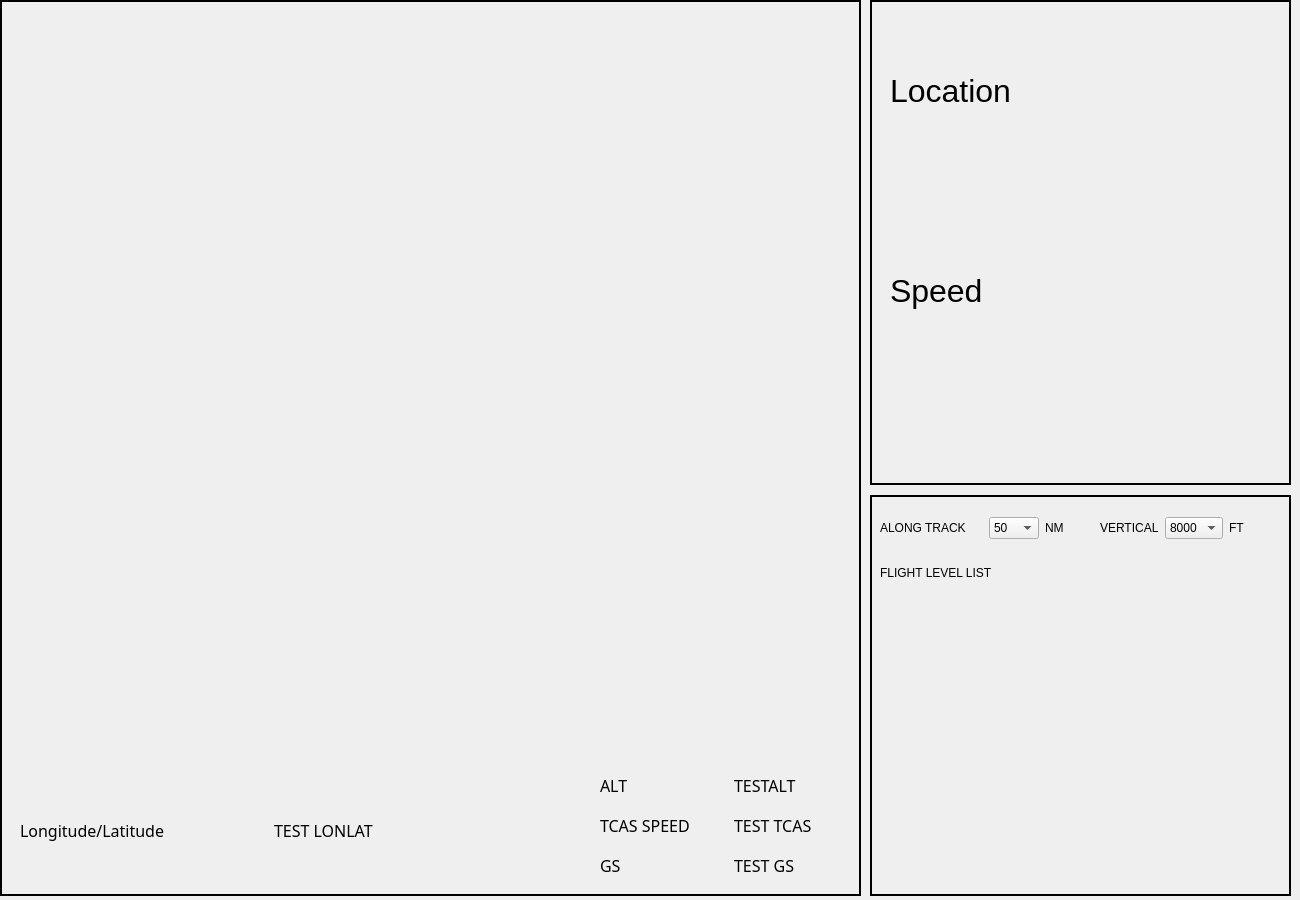
ArchieGu/DAA-Demo, file UI/daa_ui1.ui: the form before one commit.
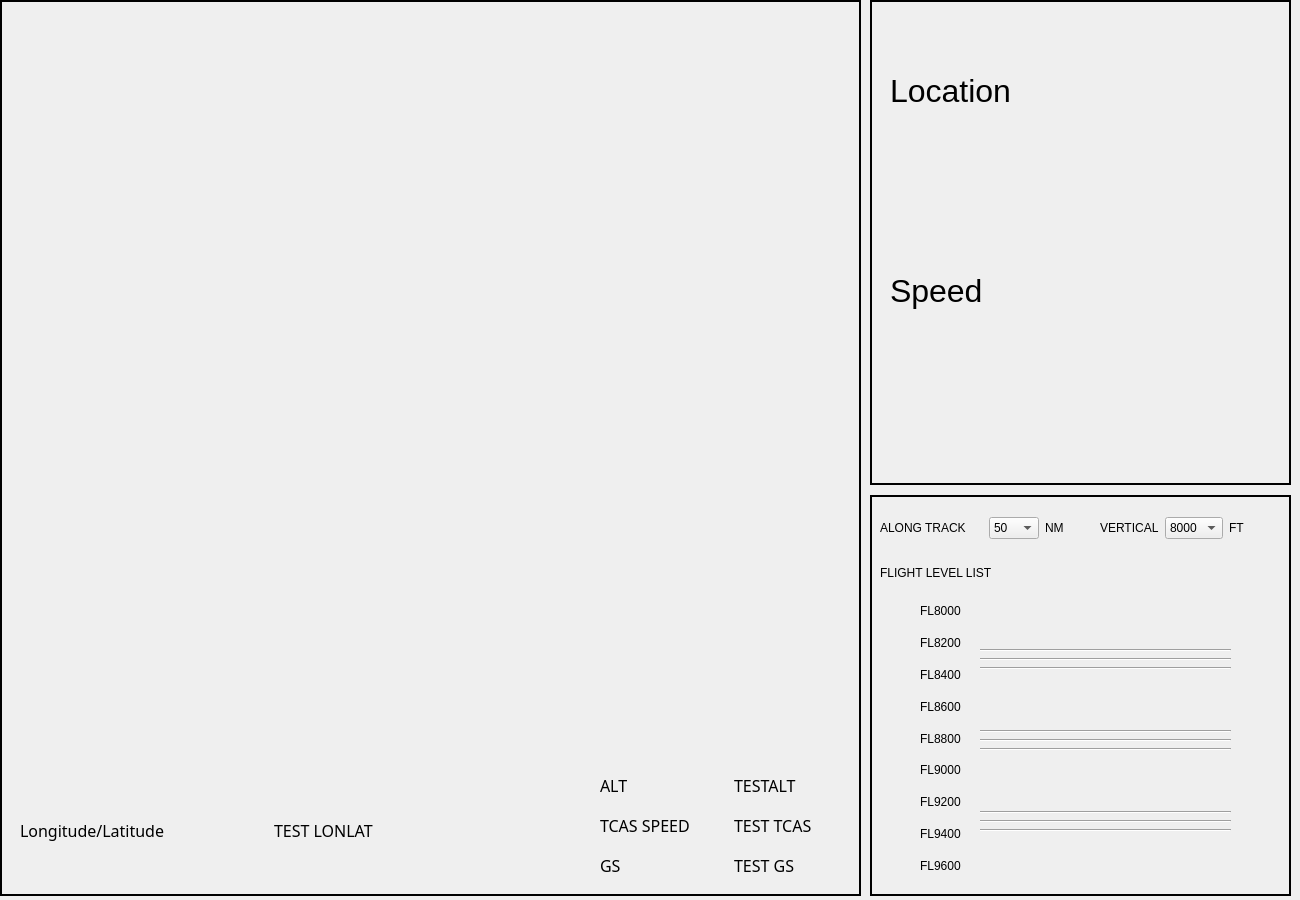
The form after the commit. Icons and pictures are not drawn.

Patch:
```diff
--- a/UI/daa_ui1.ui
+++ b/UI/daa_ui1.ui
@@ -593,7 +593,7 @@
     <property name="geometry">
      <rect>
       <x>370</x>
-      <y>90</y>
+      <y>100</y>
       <width>31</width>
       <height>291</height>
      </rect>
@@ -760,6 +760,246 @@
      </item>
     </layout>
    </widget>
+   <widget class="QWidget" name="layoutWidget">
+    <property name="geometry">
+     <rect>
+      <x>110</x>
+      <y>100</y>
+      <width>251</width>
+      <height>291</height>
+     </rect>
+    </property>
+    <layout class="QVBoxLayout" name="verticalLayout_10">
+     <item>
+      <layout class="QVBoxLayout" name="verticalLayout_5">
+       <item>
+        <widget class="Line" name="line">
+         <property name="baseSize">
+          <size>
+           <width>3</width>
+           <height>3</height>
+          </size>
+         </property>
+         <property name="styleSheet">
+          <string notr="true">color:rgb(170, 0, 0)</string>
+         </property>
+         <property name="orientation">
+          <enum>Qt::Horizontal</enum>
+         </property>
+        </widget>
+       </item>
+       <item>
+        <widget class="Line" name="line_2">
+         <property name="baseSize">
+          <size>
+           <width>3</width>
+           <height>3</height>
+          </size>
+         </property>
+         <property name="styleSheet">
+          <string notr="true">color:rgb(255, 255, 255)</string>
+         </property>
+         <property name="orientation">
+          <enum>Qt::Horizontal</enum>
+         </property>
+        </widget>
+       </item>
+       <item>
+        <widget class="Line" name="line_3">
+         <property name="baseSize">
+          <size>
+           <width>3</width>
+           <height>3</height>
+          </size>
+         </property>
+         <property name="styleSheet">
+          <string notr="true">color:rgb(0, 170, 0)</string>
+         </property>
+         <property name="frameShadow">
+          <enum>QFrame::Sunken</enum>
+         </property>
+         <property name="orientation">
+          <enum>Qt::Horizontal</enum>
+         </property>
+        </widget>
+       </item>
+      </layout>
+     </item>
+     <item>
+      <layout class="QVBoxLayout" name="verticalLayout_6">
+       <item>
+        <widget class="Line" name="line_4">
+         <property name="minimumSize">
+          <size>
+           <width>3</width>
+           <height>3</height>
+          </size>
+         </property>
+         <property name="baseSize">
+          <size>
+           <width>3</width>
+           <height>3</height>
+          </size>
+         </property>
+         <property name="styleSheet">
+          <string notr="true">color:rgb(255, 255, 255)</string>
+         </property>
+         <property name="orientation">
+          <enum>Qt::Horizontal</enum>
+         </property>
+        </widget>
+       </item>
+       <item>
+        <widget class="Line" name="line_5">
+         <property name="styleSheet">
+          <string notr="true">color:rgb(170, 0, 0)</string>
+         </property>
+         <property name="orientation">
+          <enum>Qt::Horizontal</enum>
+         </property>
+        </widget>
+       </item>
+       <item>
+        <widget class="Line" name="line_6">
+         <property name="styleSheet">
+          <string notr="true">color:rgb(0, 0, 255)</string>
+         </property>
+         <property name="frameShadow">
+          <enum>QFrame::Sunken</enum>
+         </property>
+         <property name="orientation">
+          <enum>Qt::Horizontal</enum>
+         </property>
+        </widget>
+       </item>
+      </layout>
+     </item>
+     <item>
+      <layout class="QVBoxLayout" name="verticalLayout_7">
+       <item>
+        <widget class="Line" name="line_7">
+         <property name="styleSheet">
+          <string notr="true">color:rgb(255, 255, 255)</string>
+         </property>
+         <property name="orientation">
+          <enum>Qt::Horizontal</enum>
+         </property>
+        </widget>
+       </item>
+       <item>
+        <widget class="Line" name="line_8">
+         <property name="styleSheet">
+          <string notr="true">color:rgb(0, 85, 0)</string>
+         </property>
+         <property name="orientation">
+          <enum>Qt::Horizontal</enum>
+         </property>
+        </widget>
+       </item>
+       <item>
+        <widget class="Line" name="line_9">
+         <property name="styleSheet">
+          <string notr="true">color:rgb(170, 0, 0)</string>
+         </property>
+         <property name="frameShadow">
+          <enum>QFrame::Sunken</enum>
+         </property>
+         <property name="orientation">
+          <enum>Qt::Horizontal</enum>
+         </property>
+        </widget>
+       </item>
+      </layout>
+     </item>
+    </layout>
+   </widget>
+   <widget class="QWidget" name="layoutWidget">
+    <property name="geometry">
+     <rect>
+      <x>50</x>
+      <y>103</y>
+      <width>45</width>
+      <height>281</height>
+     </rect>
+    </property>
+    <layout class="QVBoxLayout" name="verticalLayout_12">
+     <item>
+      <layout class="QVBoxLayout" name="verticalLayout_8">
+       <item>
+        <widget class="QLabel" name="label_37">
+         <property name="text">
+          <string>FL8000</string>
+         </property>
+        </widget>
+       </item>
+       <item>
+        <widget class="QLabel" name="label_38">
+         <property name="text">
+          <string>FL8200</string>
+         </property>
+        </widget>
+       </item>
+       <item>
+        <widget class="QLabel" name="label_39">
+         <property name="text">
+          <string>FL8400</string>
+         </property>
+        </widget>
+       </item>
+      </layout>
+     </item>
+     <item>
+      <layout class="QVBoxLayout" name="verticalLayout_9">
+       <item>
+        <widget class="QLabel" name="label_40">
+         <property name="text">
+          <string>FL8600</string>
+         </property>
+        </widget>
+       </item>
+       <item>
+        <widget class="QLabel" name="label_41">
+         <property name="text">
+          <string>FL8800</string>
+         </property>
+        </widget>
+       </item>
+       <item>
+        <widget class="QLabel" name="label_42">
+         <property name="text">
+          <string>FL9000</string>
+         </property>
+        </widget>
+       </item>
+      </layout>
+     </item>
+     <item>
+      <layout class="QVBoxLayout" name="verticalLayout_11">
+       <item>
+        <widget class="QLabel" name="label_43">
+         <property name="text">
+          <string>FL9200</string>
+         </property>
+        </widget>
+       </item>
+       <item>
+        <widget class="QLabel" name="label_44">
+         <property name="text">
+          <string>FL9400</string>
+         </property>
+        </widget>
+       </item>
+       <item>
+        <widget class="QLabel" name="label_45">
+         <property name="text">
+          <string>FL9600</string>
+         </property>
+        </widget>
+       </item>
+      </layout>
+     </item>
+    </layout>
+   </widget>
   </widget>
  </widget>
  <resources/>
```
